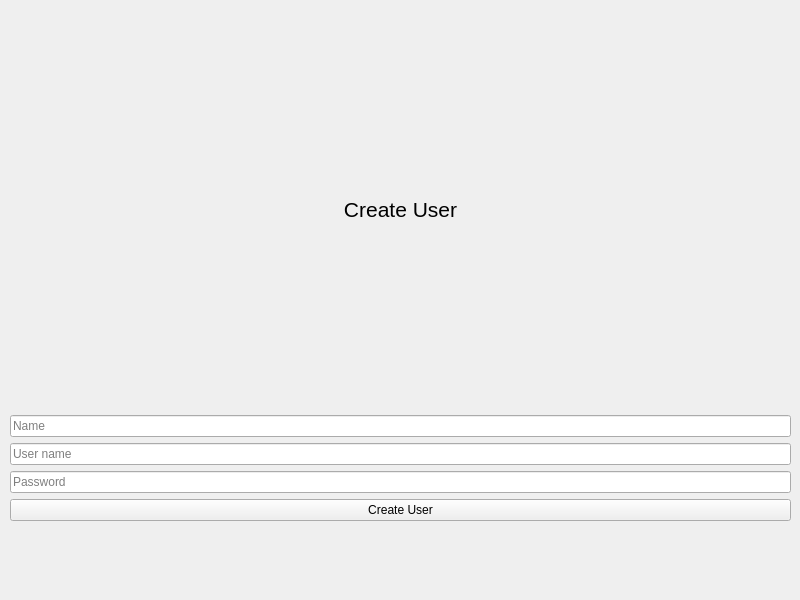
Above: ui/create_user.ui from gentlghost/Passkeeper before the change. Below: the same form after it.
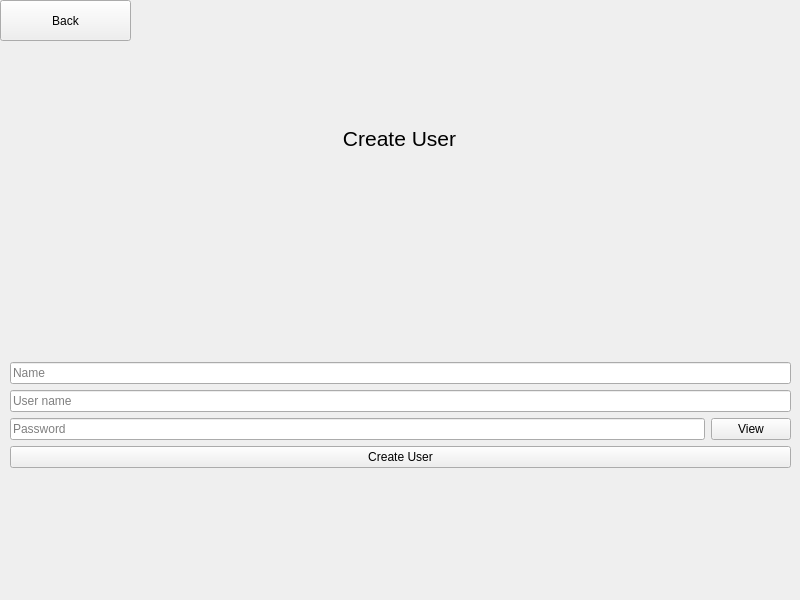
That is the form after the change. Icons and pictures are not drawn.

The edit to the form file:
```diff
--- a/ui/create_user.ui
+++ b/ui/create_user.ui
@@ -17,30 +17,15 @@
    <property name="geometry">
     <rect>
      <x>10</x>
-     <y>10</y>
+     <y>350</y>
      <width>781</width>
-     <height>511</height>
+     <height>131</height>
     </rect>
    </property>
    <layout class="QVBoxLayout" name="Container">
     <property name="sizeConstraint">
      <enum>QLayout::SetMinimumSize</enum>
     </property>
-    <item>
-     <widget class="QLabel" name="label">
-      <property name="font">
-       <font>
-        <pointsize>16</pointsize>
-       </font>
-      </property>
-      <property name="text">
-       <string>Create User</string>
-      </property>
-      <property name="alignment">
-       <set>Qt::AlignCenter</set>
-      </property>
-     </widget>
-    </item>
     <item>
      <layout class="QVBoxLayout" name="verticalLayout">
       <item>
@@ -58,11 +43,28 @@
        </widget>
       </item>
       <item>
-       <widget class="QLineEdit" name="password">
-        <property name="placeholderText">
-         <string>Password</string>
-        </property>
-       </widget>
+       <layout class="QHBoxLayout" name="horizontalLayout">
+        <item>
+         <widget class="QLineEdit" name="password">
+          <property name="echoMode">
+           <enum>QLineEdit::Password</enum>
+          </property>
+          <property name="placeholderText">
+           <string>Password</string>
+          </property>
+         </widget>
+        </item>
+        <item>
+         <widget class="QPushButton" name="viewButton">
+          <property name="text">
+           <string>View</string>
+          </property>
+          <property name="icon">
+           <iconset theme="edit-find"/>
+          </property>
+         </widget>
+        </item>
+       </layout>
       </item>
       <item>
        <widget class="QPushButton" name="createUser">
@@ -75,6 +77,43 @@
     </item>
    </layout>
   </widget>
+  <widget class="QLabel" name="label">
+   <property name="geometry">
+    <rect>
+     <x>10</x>
+     <y>70</y>
+     <width>779</width>
+     <height>137</height>
+    </rect>
+   </property>
+   <property name="font">
+    <font>
+     <pointsize>16</pointsize>
+    </font>
+   </property>
+   <property name="text">
+    <string>Create User</string>
+   </property>
+   <property name="alignment">
+    <set>Qt::AlignCenter</set>
+   </property>
+  </widget>
+  <widget class="QPushButton" name="backButton">
+   <property name="geometry">
+    <rect>
+     <x>0</x>
+     <y>0</y>
+     <width>131</width>
+     <height>41</height>
+    </rect>
+   </property>
+   <property name="text">
+    <string>Back</string>
+   </property>
+   <property name="icon">
+    <iconset theme="go-previous"/>
+   </property>
+  </widget>
  </widget>
  <resources/>
  <connections/>
```
